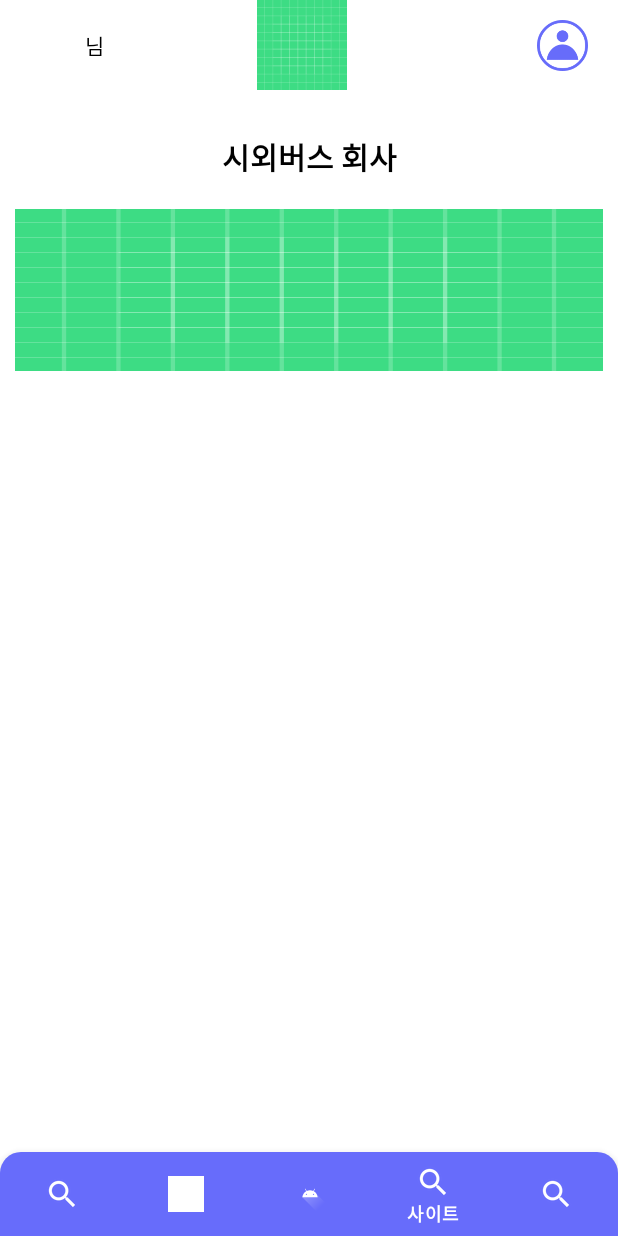
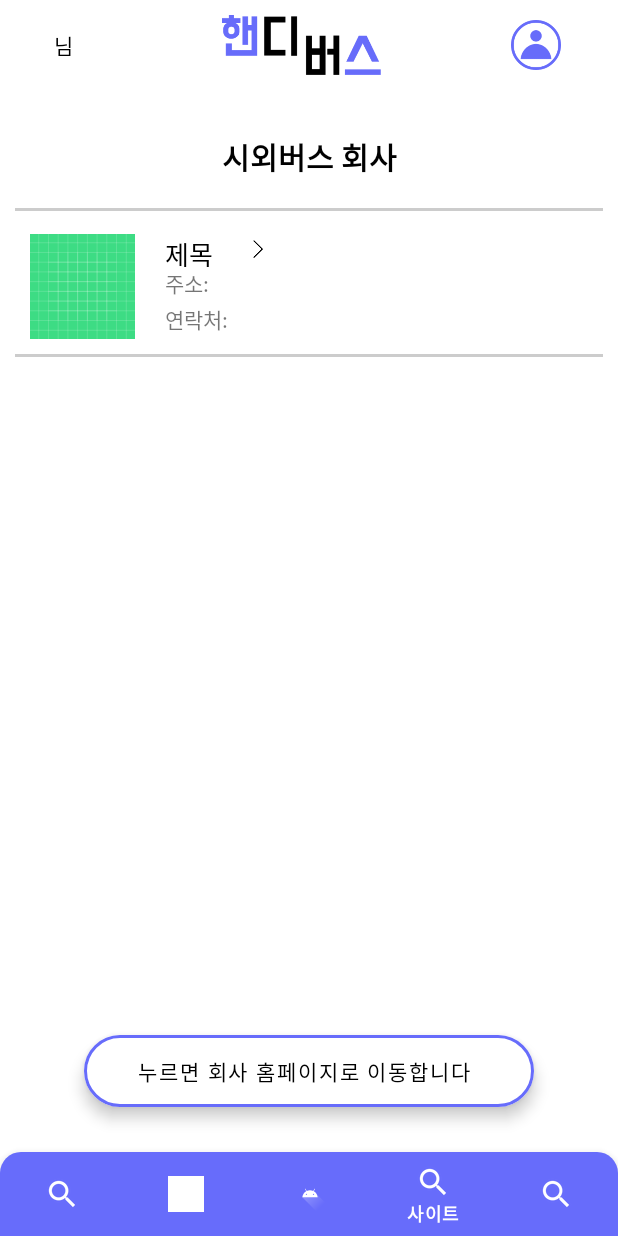
Before and after one commit to Jiwoon2/HandyBus, an Android app: the screen it shows after launch once a user with an empty profile is signed in (MainActivity), item 4 of the bottom bar chosen, on a phone screen of 412 x 824 dp. Run offline under Robolectric (Android 15) with nearby library versions, the phone set to English and light mode, and no system bars; our stand-ins replace Firebase (no records; nobody signed in at launch, a user with empty details on screens opened directly), Volley.

Commit message:
버스링크 xml 수정
그 외 이미지 추가

```diff
--- a/HandyBus/app/src/main/java/com/khackathon/handybus/adapter/wbadapter/CommentAdapter.java
+++ b/HandyBus/app/src/main/java/com/khackathon/handybus/adapter/wbadapter/CommentAdapter.java
@@ -28,7 +28,7 @@ public class CommentAdapter extends RecyclerView.Adapter<CommentAdapter.ViewHold
     public void onBindViewHolder(ViewHolder holder, int position) {
         CommentItem item= items.get(position);
         holder.userID.setText(item.getCmtUserName());
-        holder.date.setText(item.getCmtDate());
+        holder.date.setText(item.getCmtDate().split(",")[0]);
         holder.content.setText(item.getCmtContent());
 
     }
--- a/HandyBus/app/src/main/res/layout/activity_main.xml
+++ b/HandyBus/app/src/main/res/layout/activity_main.xml
@@ -31,8 +31,9 @@
                 android:id="@+id/main_name"
                 android:layout_width="match_parent"
                 android:layout_height="match_parent"
-                android:gravity="center"
+                android:gravity="left|center_vertical"
                 android:textColor="@color/black"
+                android:textSize="14sp"
                 android:text="000님"/>
 
         </LinearLayout>
@@ -41,20 +42,21 @@
             android:layout_width="150dp"
             android:layout_height="match_parent"
             android:layout_weight="2"
-            android:scaleType="centerInside"
-            android:src="@drawable/ic_launcher_background" />
+            android:padding="10dp"
+            android:src="@drawable/mainlogo" />
 
-        <LinearLayout
-            android:layout_width="0dp"
-            android:layout_height="match_parent"
-            android:layout_weight="1" />
+<!--        <LinearLayout-->
+<!--            android:layout_width="0dp"-->
+<!--            android:layout_height="match_parent"-->
+<!--            android:layout_weight="1" />-->
 
         <ImageView
             android:layout_width="0dp"
             android:layout_height="match_parent"
-            android:layout_weight="1.5"
+            android:layout_weight="2.5"
+            android:layout_gravity="center"
             android:layout_marginRight="10dp"
-            android:padding="10dp"
+            android:padding="13dp"
             android:src="@drawable/mypageimg"
             android:scaleType="centerInside" />
     </LinearLayout>
--- a/HandyBus/app/src/main/res/layout/fragment_bus_link.xml
+++ b/HandyBus/app/src/main/res/layout/fragment_bus_link.xml
@@ -3,7 +3,23 @@
     xmlns:tools="http://schemas.android.com/tools"
     android:layout_width="match_parent"
     android:layout_height="match_parent"
+    xmlns:app="http://schemas.android.com/apk/res-auto"
     tools:context=".ui.site.BusLinkFragment">
+
+    <com.google.android.material.floatingactionbutton.ExtendedFloatingActionButton
+        android:id="@+id/write_btn"
+        android:layout_width="300dp"
+        android:layout_height="wrap_content"
+        android:layout_gravity="bottom|center"
+        android:layout_marginBottom="30dp"
+        android:text="누르면 회사 홈페이지로 이동합니다"
+        android:textAlignment="center"
+        android:backgroundTint="#FFFFFF"
+        app:strokeColor="@color/handyBus_maincolor"
+        app:strokeWidth="2dp"
+        app:iconSize="40dp"
+        app:iconTint="@color/handyBus_maincolor"
+        app:iconGravity="textStart"/>
 
     <LinearLayout
         android:layout_width="match_parent"
@@ -63,6 +79,11 @@
 
         </LinearLayout>
 
+        <View
+            android:layout_width="match_parent"
+            android:layout_height="2dp"
+            android:layout_marginBottom="5dp"
+            android:background="#CCCCCC" />
 
         <LinearLayout
             android:layout_width="match_parent"
@@ -71,18 +92,87 @@
             android:orientation="vertical"
             android:weightSum="12">
 
+            <ScrollView
+                android:layout_width="match_parent"
+                android:layout_height="match_parent">
+
+                <LinearLayout
+                    android:layout_width="match_parent"
+                    android:layout_height="match_parent"
+                    android:orientation="vertical">
+
+                    <LinearLayout
+                        android:layout_width="match_parent"
+                        android:layout_height="90dp"
+                        android:orientation="horizontal">
+                        <LinearLayout
+                            android:layout_width="wrap_content"
+                            android:layout_height="wrap_content"
+                            android:layout_margin="10dp"
+                            android:layout_gravity="center">
+
                             <ImageView
                                 android:id="@+id/img"
+                                android:layout_width="70dp"
+                                android:layout_height="70dp"
+                                android:background="@drawable/ic_launcher_background"/>
+
+                        </LinearLayout>
+
+                        <LinearLayout
+                            android:layout_width="match_parent"
+                            android:layout_height="match_parent"
+                            android:layout_margin="10dp"
+                            android:weightSum="3"
+                            android:orientation="vertical">
+
+                            <LinearLayout
                                 android:layout_width="match_parent"
                                 android:layout_height="wrap_content"
-                android:background="@drawable/ic_launcher_background"/>
+                                android:layout_weight="1"
+                                android:orientation="horizontal">
 
+                                <TextView
+                                    android:layout_width="wrap_content"
+                                    android:layout_height="match_parent"
+                                    android:textSize="17sp"
+                                    android:textColor="@color/black"
+                                    android:text="제목"/>
+                                <ImageView
+                                    android:layout_width="20dp"
+                                    android:layout_height="20dp"
+                                    android:layout_marginLeft="20dp"
+                                    android:padding="4dp"
+                                    android:src="@drawable/linkarrow"/>
+                            </LinearLayout>
+
+                            <TextView
+                                android:layout_width="match_parent"
+                                android:layout_height="wrap_content"
+                                android:layout_weight="1"
+                                android:text="주소: "/>
+                            <TextView
+                                android:layout_width="match_parent"
+                                android:layout_height="wrap_content"
+                                android:layout_weight="1"
+                                android:text="연락처: "/>
 
                         </LinearLayout>
 
                     </LinearLayout>
 
+                    <View
+                        android:layout_width="match_parent"
+                        android:layout_height="2dp"
+                        android:layout_marginBottom="5dp"
+                        android:background="#CCCCCC" />
 
+                </LinearLayout>
 
+            </ScrollView>
+
+        </LinearLayout>
+
+    </LinearLayout>
 
 </FrameLayout>
```
Also changed, not shown: HandyBus/app/src/main/res/drawable/linkarrow.png (added), HandyBus/app/src/main/res/drawable/mainlogo.png (added), HandyBus/app/src/main/res/drawable/notify.png (added), HandyBus/app/src/main/res/drawable/redresverimg.png (added), HandyBus/app/src/main/res/drawable/stationarrow.png (added). Lines whose indentation alone changed are shown as unchanged.
